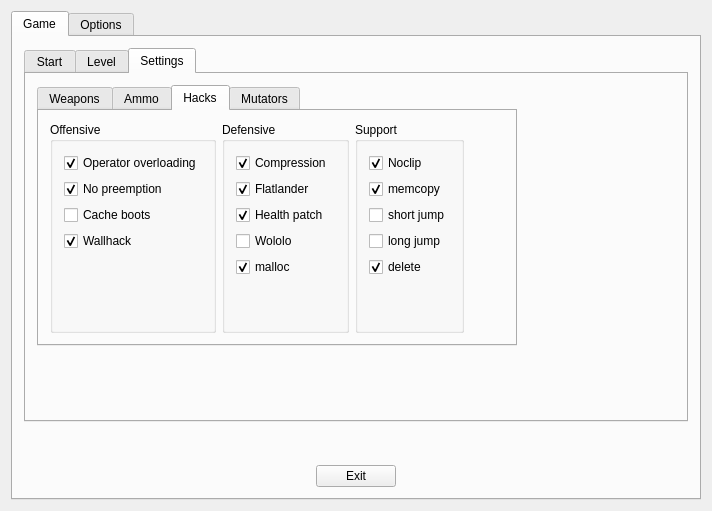
Qt form xkill-gui/MainMenu.ui (ensq/xkill-resources) before a commit.
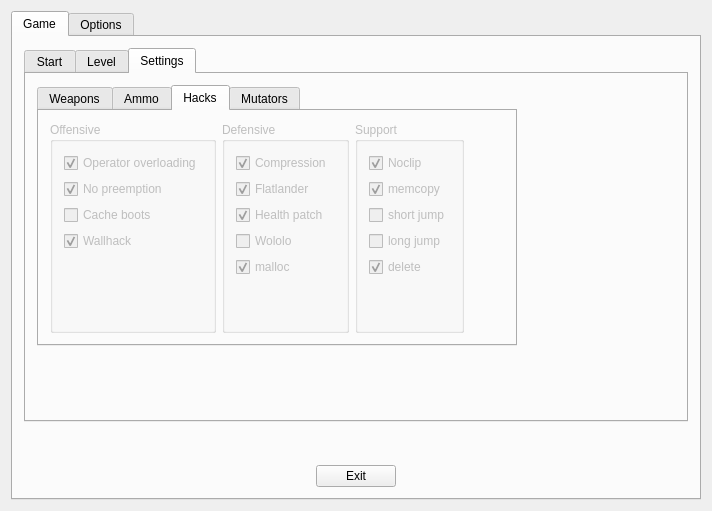
The same form after that commit. The open tabs and pages were chosen to show the change. Icons and pictures are not drawn.

Commit message: Changed main menu.

Patch:
```diff
--- a/xkill-gui/MainMenu.ui
+++ b/xkill-gui/MainMenu.ui
@@ -52,6 +52,9 @@
            <layout class="QHBoxLayout" name="horizontalLayout_21">
             <item>
              <widget class="QTabWidget" name="tabWidget_2">
+              <property name="enabled">
+               <bool>true</bool>
+              </property>
               <property name="currentIndex">
                <number>0</number>
               </property>
@@ -690,6 +693,9 @@
                  <layout class="QVBoxLayout" name="verticalLayout_15">
                   <item>
                    <widget class="QTabWidget" name="tabWidget_4">
+                    <property name="enabled">
+                     <bool>true</bool>
+                    </property>
                     <property name="minimumSize">
                      <size>
                       <width>248</width>
@@ -925,6 +931,9 @@
                      <layout class="QHBoxLayout" name="horizontalLayout_4">
                       <item>
                        <widget class="QGroupBox" name="groupBox_22">
+                        <property name="enabled">
+                         <bool>false</bool>
+                        </property>
                         <property name="title">
                          <string>Offensive</string>
                         </property>
@@ -990,6 +999,9 @@
                       </item>
                       <item>
                        <widget class="QGroupBox" name="groupBox_21">
+                        <property name="enabled">
+                         <bool>false</bool>
+                        </property>
                         <property name="title">
                          <string>Defensive</string>
                         </property>
@@ -1062,6 +1074,9 @@
                       </item>
                       <item>
                        <widget class="QGroupBox" name="groupBox_23">
+                        <property name="enabled">
+                         <bool>false</bool>
+                        </property>
                         <property name="title">
                          <string>Support</string>
                         </property>
@@ -1082,7 +1097,7 @@
                          <item>
                           <widget class="QCheckBox" name="checkBox_45">
                            <property name="enabled">
-                            <bool>true</bool>
+                            <bool>false</bool>
                            </property>
                            <property name="text">
                             <string>memcopy </string>
@@ -1105,7 +1120,7 @@
                          <item>
                           <widget class="QCheckBox" name="checkBox_54">
                            <property name="enabled">
-                            <bool>true</bool>
+                            <bool>false</bool>
                            </property>
                            <property name="text">
                             <string>long jump</string>
```
Left out of the diff: 52 changed lines with no effect on the pictures.
